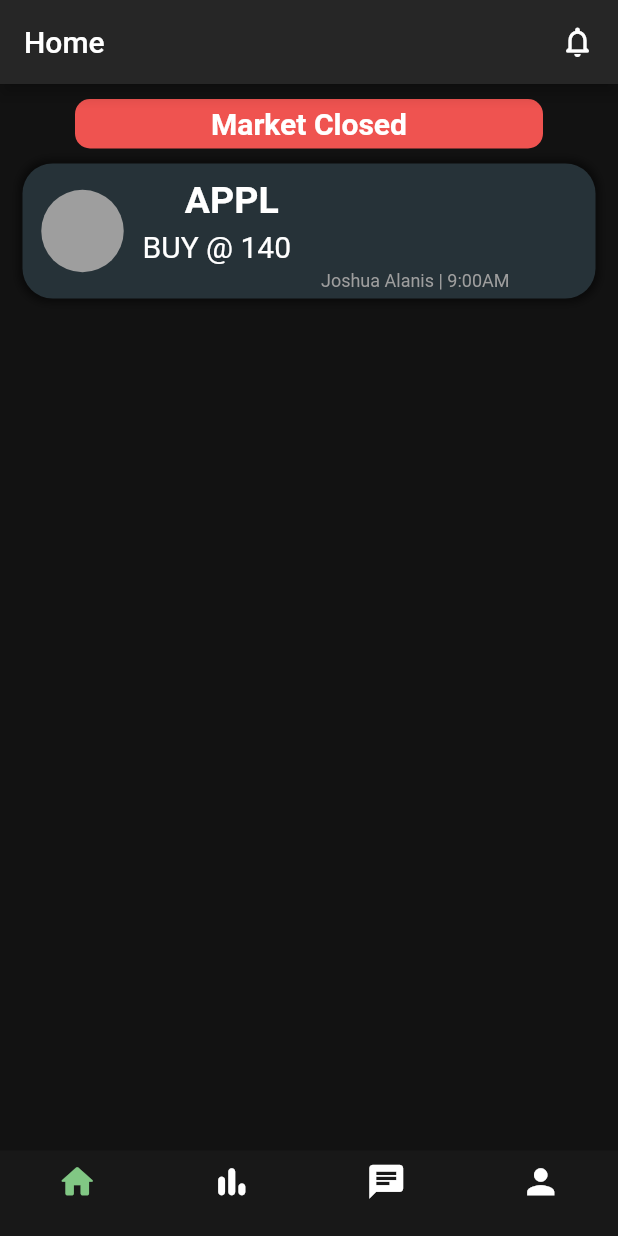
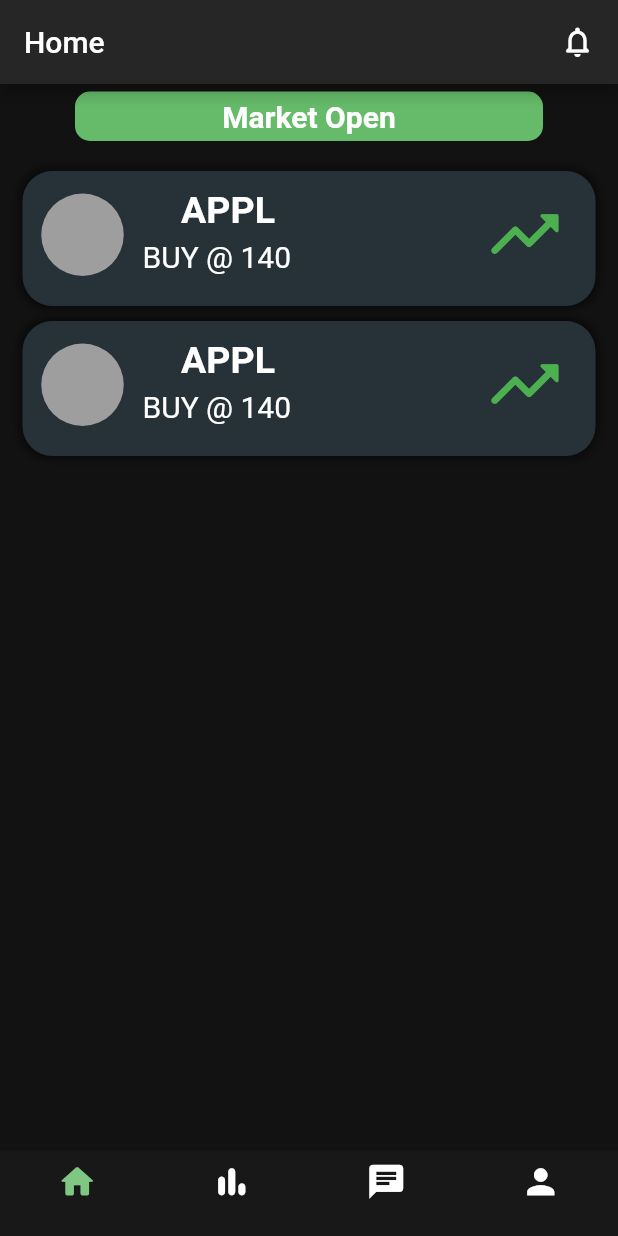
Before and after one commit to Bambalow28/StockMeUp, a Flutter app: the MainPage screen opened directly, on a phone screen of 412 x 824 dp. Run offline on Flutter 3.47's test engine with Material 2 defaults, Android fonts, the phone set to English and light mode, and no system bars.

Commit message:
Fixed Time Logic & UI Changes

```diff
--- a/lib/main.dart
+++ b/lib/main.dart
@@ -67,7 +67,7 @@ class _LoginPageState extends State<LoginPage> {
   @override
   Widget build(BuildContext context) {
     return Scaffold(
-        backgroundColor: Colors.grey[850],
+        backgroundColor: Colors.grey[900],
         resizeToAvoidBottomInset: false,
         body: GestureDetector(
             onTap: () {
--- a/lib/mainPages/home.dart
+++ b/lib/mainPages/home.dart
@@ -38,17 +38,47 @@ class _MainPage extends State<MainPage> {
     });
   }
 
+  //Show Market Status (When it opens)
+  showMarketStatus(BuildContext context) {
+    Widget okBtn = TextButton(
+        onPressed: () {
+          Navigator.pop(context);
+        },
+        child: Text('Got it!'));
+
+    AlertDialog marketClosedAlert = AlertDialog(
+      title: Text('MARKET CLOSED'),
+      content: Text("Market Opens @ 9:30AM EST"),
+      actions: [okBtn],
+    );
+
+    showDialog(
+        context: context,
+        builder: (BuildContext context) {
+          return marketClosedAlert;
+        });
+  }
+
   //Check if Time is Between Market Hours
   marketHours() {
     DateFormat dateFormat = new DateFormat.Hm();
 
-    DateTime marketOpen = dateFormat.parse("9:30");
-    DateTime marketClose = dateFormat.parse("16:00");
-
     DateTime now = DateTime.now();
     now = DateTime.parse(now.toString());
 
-    if (now.isAfter(marketOpen) && now.isBefore(marketClose)) {
+    var marketOpen = dateFormat.parse("9:30");
+    var marketClose = dateFormat.parse("16:00");
+
+    var formattedMarketOpen = DateTime(
+        now.year, now.month, now.day, marketOpen.hour, marketOpen.minute);
+
+    var formattedMarketClosed = DateTime(
+        now.year, now.month, now.day, marketClose.hour, marketClose.minute);
+
+    var timeTillMarketOpen = now.difference(formattedMarketOpen);
+
+    if (now.isAfter(formattedMarketOpen) &&
+        now.isBefore(formattedMarketClosed)) {
       print("Market is Open");
       marketStatus = "Market Open";
       marketStatusCheck = true;
@@ -121,9 +151,13 @@ class _MainPage extends State<MainPage> {
             onTap: () => {FocusScope.of(context).requestFocus(new FocusNode())},
             child: Column(
               children: <Widget>[
-                Container(
+                GestureDetector(
+                  onTap: () {
+                    showMarketStatus(context);
+                  },
+                  child: Container(
                     padding: EdgeInsets.all(5.0),
-                  margin: EdgeInsets.only(top: 10.0, bottom: 10.0),
+                    margin: EdgeInsets.only(top: 5.0, bottom: 10.0),
                     alignment: Alignment.center,
                     width: MediaQuery.of(context).size.width - 100,
                     decoration: BoxDecoration(
@@ -139,19 +173,20 @@ class _MainPage extends State<MainPage> {
                           fontWeight: FontWeight.bold),
                     ),
                   ),
+                ),
                 Expanded(
                   child: Container(
                     child: ListView.builder(
                       scrollDirection: Axis.vertical,
-                      itemCount: 1,
+                      itemCount: 2,
                       itemBuilder: (BuildContext context, int index) {
                         return Column(
                           children: <Widget>[
                             GestureDetector(
                               onTap: () => {print('Clicked')},
                               child: Container(
-                                margin:
-                                    EdgeInsets.only(left: 10.0, right: 10.0),
+                                  margin: EdgeInsets.only(
+                                      top: 10.0, left: 10.0, right: 10.0),
                                   decoration: BoxDecoration(
                                     color: Colors.blueGrey[900],
                                     boxShadow: [
@@ -167,9 +202,12 @@ class _MainPage extends State<MainPage> {
                                   ),
                                   width: MediaQuery.of(context).size.width - 30,
                                   height: 90.0,
-                                child: Row(
+                                  child: Column(
+                                    children: <Widget>[
+                                      Row(
                                         children: <Widget>[
                                           Container(
+                                            margin: EdgeInsets.only(top: 15.0),
                                             alignment: Alignment.center,
                                             width: 80.0,
                                             height: 55.0,
@@ -194,11 +232,13 @@ class _MainPage extends State<MainPage> {
                                                   style: TextStyle(
                                                       color: Colors.white,
                                                       fontSize: 25.0,
-                                                fontWeight: FontWeight.bold),
+                                                      fontWeight:
+                                                          FontWeight.bold),
                                                 ),
                                               ),
                                               Container(
-                                          padding: EdgeInsets.only(right: 20.0),
+                                                padding: EdgeInsets.only(
+                                                    right: 15.0),
                                                 child: Row(
                                                   children: <Widget>[
                                                     Container(
@@ -206,7 +246,8 @@ class _MainPage extends State<MainPage> {
                                                         'BUY' + ' @ ' + '140',
                                                         style: TextStyle(
                                                             fontSize: 20.0,
-                                                      color: Colors.white),
+                                                            color:
+                                                                Colors.white),
                                                       ),
                                                     ),
                                                   ],
@@ -214,19 +255,31 @@ class _MainPage extends State<MainPage> {
                                               ),
                                             ],
                                           ),
+                                          Expanded(child: SizedBox()),
                                           Container(
                                             padding: EdgeInsets.only(
-                                          right: 5.0, bottom: 5.0),
-                                      alignment: Alignment.bottomRight,
-                                      child: Text(
-                                        'Joshua Alanis' + ' | ' + '9:00AM',
-                                        style: TextStyle(
-                                            color: Colors.grey, fontSize: 12.0),
+                                                top: 15.0, right: 20.0),
+                                            child: Icon(
+                                              Icons.trending_up_rounded,
+                                              color: Colors.green,
+                                              size: 55.0,
                                             ),
                                           ),
                                         ],
                                       ),
-                              ),
+                                      // Container(
+                                      //   padding: EdgeInsets.only(
+                                      //       right: 20.0, bottom: 2.0),
+                                      //   alignment: Alignment.bottomLeft,
+                                      //   child: Text(
+                                      //     '9:00AM',
+                                      //     style: TextStyle(
+                                      //         color: Colors.grey,
+                                      //         fontSize: 10.0),
+                                      //   ),
+                                      // ),
+                                    ],
+                                  )),
                             ),
                           ],
                         );
```
Lines whose indentation alone changed are shown as unchanged.
